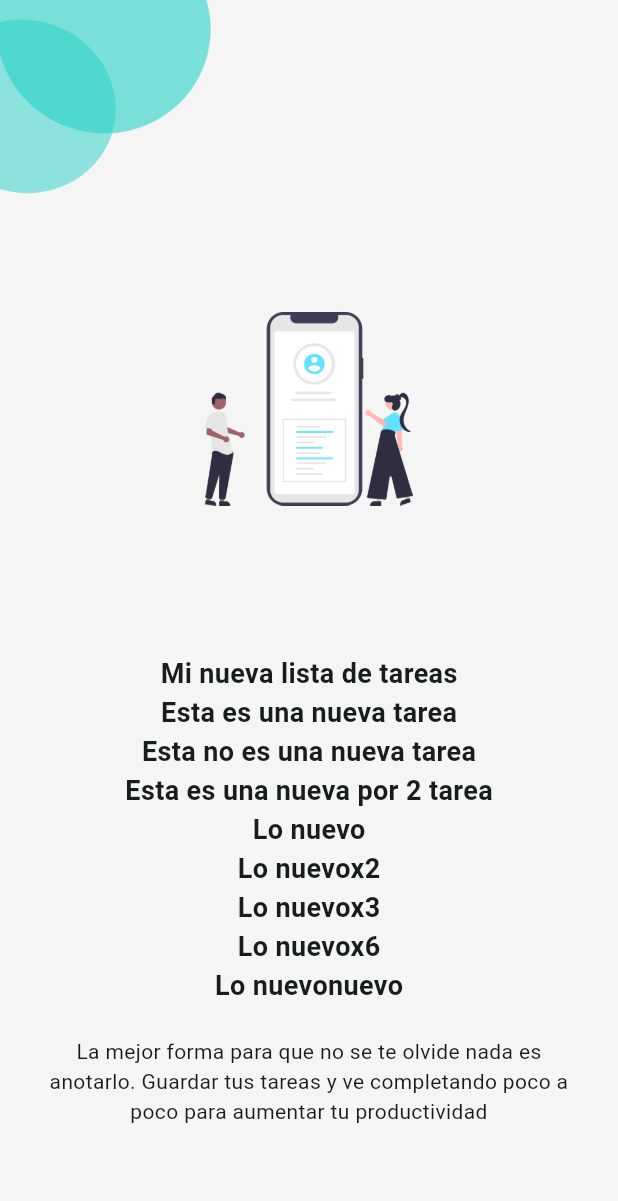
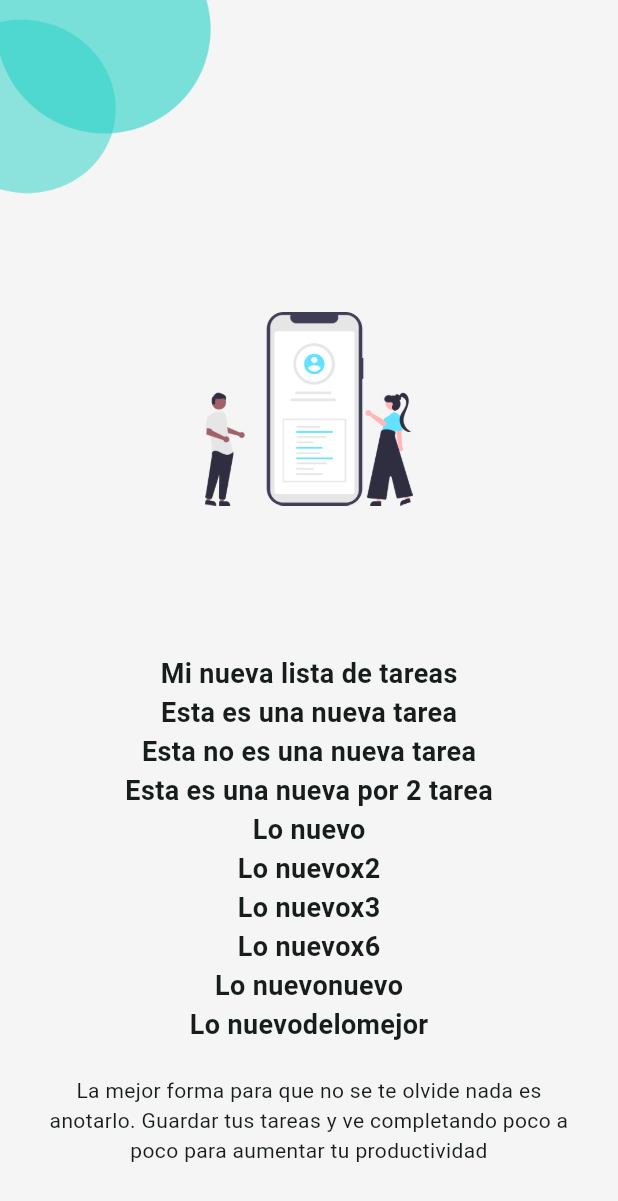
Before and after one commit to LuisFXZ/Lista_De_Tareas, a Flutter app: the screen it shows after launch, on a phone screen of 412 x 824 dp. Shown: the top 1201 px of the screen. Run offline on Flutter 3.47's test engine with Material 2 defaults, Android fonts, the phone set to English and light mode, and no system bars.

Commit message:
h1/Lo nuevomejor commit

```diff
--- a/lib/app/view/splash/splash_page.dart
+++ b/lib/app/view/splash/splash_page.dart
@@ -30,6 +30,7 @@ class SplashPage extends StatelessWidget {
           const H1('Lo nuevox3'),
           const H1('Lo nuevox6'),
           const H1('Lo nuevonuevo'),
+          const H1('Lo nuevodelomejor'),
           const SizedBox(height: 21),
           GestureDetector(
             onTap: () {
```
